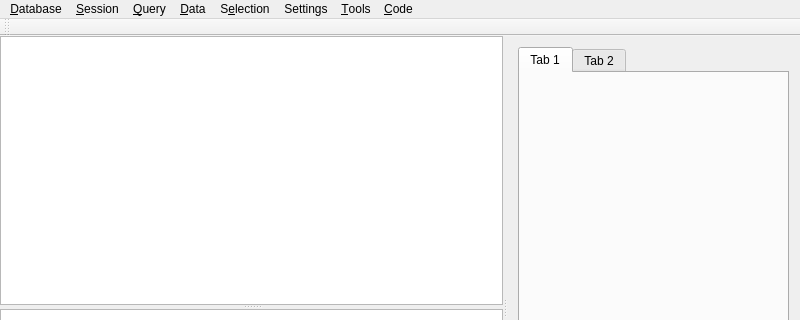
Qt form src/widget/mainwindow.ui (mugiseyebrows/mugi-query) before a commit; both pictures show x 0 to 800 and y 0 to 320 of the 800 by 600 pixel window.
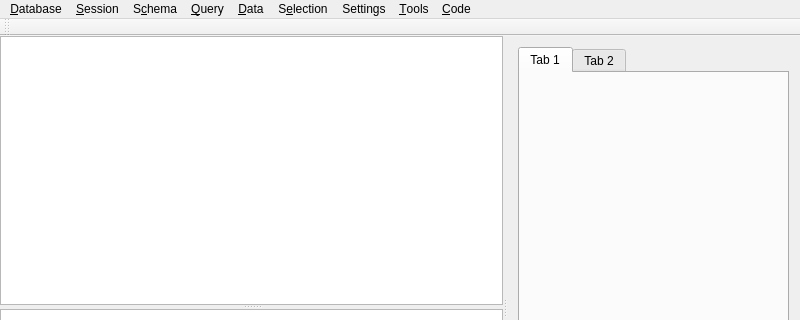
The same form after that commit.

Diff of the .ui file:
```diff
--- a/src/widget/mainwindow.ui
+++ b/src/widget/mainwindow.ui
@@ -148,8 +148,15 @@
     <addaction name="codePython"/>
     <addaction name="codePandas"/>
    </widget>
+   <widget class="QMenu" name="menuSchema">
+    <property name="title">
+     <string>S&amp;chema</string>
+    </property>
+    <addaction name="schemaEdit"/>
+   </widget>
    <addaction name="menuDatabase"/>
    <addaction name="menuSession"/>
+   <addaction name="menuSchema"/>
    <addaction name="menuQuery"/>
    <addaction name="menuData"/>
    <addaction name="menuSelection"/>
```
Left out of the diff: 5 changed lines with no effect on the pictures.
